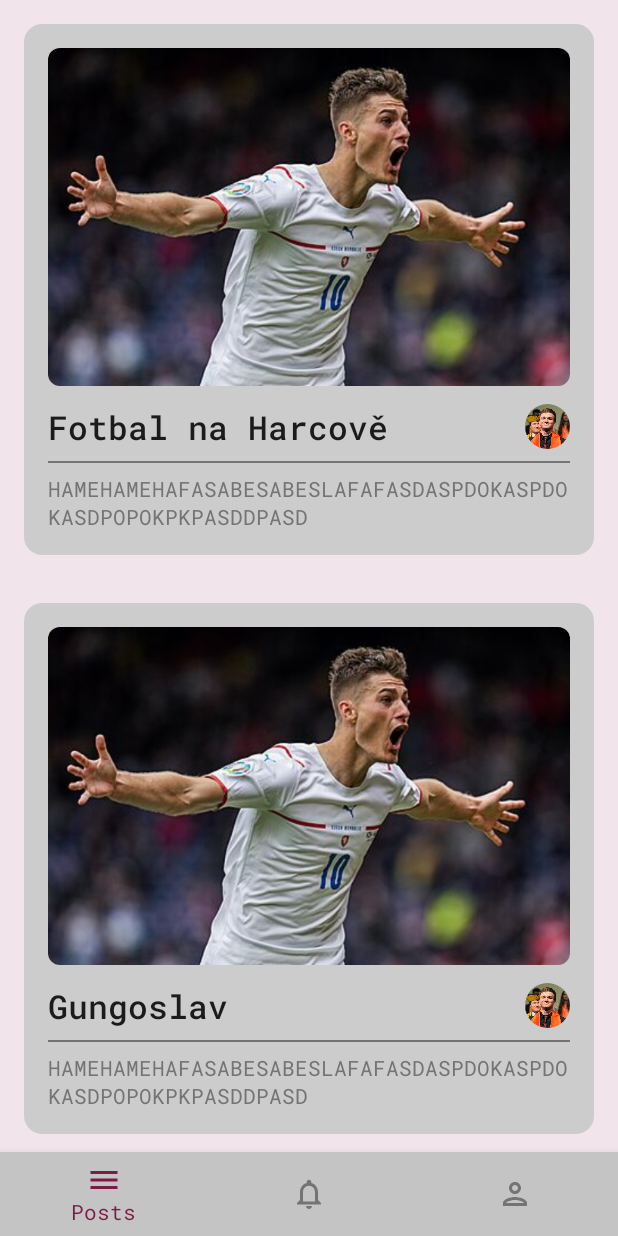
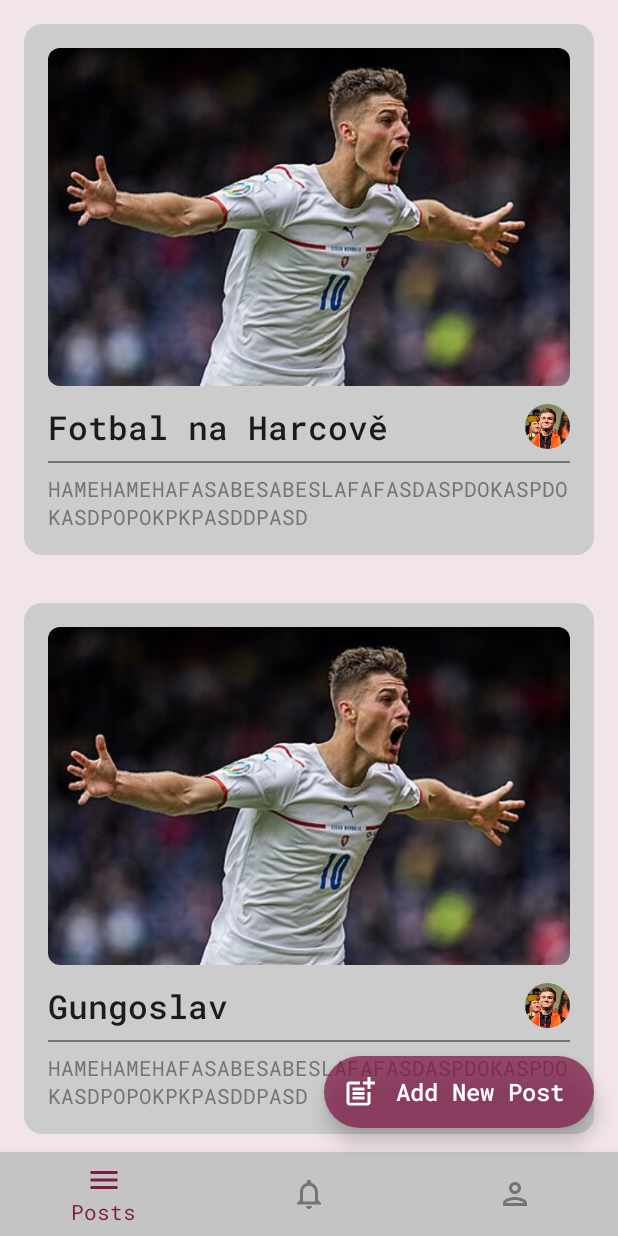
Before and after one commit to HoracekPetr/Kolejka, an Android app built with Jetpack Compose: the screen it shows after launch (MainActivity), after a tap on "Login", on a phone screen of 412 x 824 dp. Run offline under Robolectric (Android 15) with nearby library versions, the light colour scheme and no system bars; our stand-ins replace Dagger/Hilt's generated code.

Commit message:
Added Floating Action Button

```diff
--- a/app/src/main/java/com/example/kolejka/MainActivity.kt
+++ b/app/src/main/java/com/example/kolejka/MainActivity.kt
@@ -6,20 +6,23 @@ import androidx.activity.compose.setContent
 import androidx.compose.foundation.layout.Box
 import androidx.compose.foundation.layout.fillMaxSize
 import androidx.compose.foundation.layout.padding
-import androidx.compose.material.MaterialTheme
-import androidx.compose.material.Scaffold
-import androidx.compose.material.Surface
+import androidx.compose.material.*
 import androidx.compose.material.icons.Icons
+import androidx.compose.material.icons.filled.PostAdd
 import androidx.compose.material.icons.outlined.Menu
 import androidx.compose.material.icons.outlined.Notifications
 import androidx.compose.material.icons.outlined.Person
 import androidx.compose.runtime.getValue
 import androidx.compose.ui.Modifier
+import androidx.compose.ui.res.stringResource
 import androidx.navigation.compose.currentBackStackEntryAsState
 import androidx.navigation.compose.rememberNavController
 import com.example.kolejka.view.theme.KolejkaTheme
+import com.example.kolejka.view.theme.MediumOpaquePurple
+import com.example.kolejka.view.theme.Space8
 import com.example.kolejka.view.ui.components.BottomNavigationBar
 import com.example.kolejka.view.ui.components.bottom_navigation.BottomNavItem
+import com.example.kolejka.view.ui.components.bottom_navigation.FloatingAddPostButton
 import com.example.kolejka.view.util.Navigation
 import com.example.kolejka.view.util.Screen
 import dagger.hilt.android.AndroidEntryPoint
@@ -51,6 +54,9 @@ class MainActivity : ComponentActivity() {
             Screen.NotificationScreen.route,
             Screen.ProfileScreen.route
         )
+        val screensWithAddPostButton = listOf(
+            Screen.PostScreen.route
+        )
 
         setContent {
             KolejkaTheme {
@@ -70,8 +76,15 @@ class MainActivity : ComponentActivity() {
                                 showBottomBar = navBackStackEntry?.destination?.route in screensWithBottomBar
                             )
                         },
+                        floatingActionButton = {
+                            FloatingAddPostButton(
+                                showButton = navBackStackEntry?.destination?.route in screensWithAddPostButton,
+                                buttonText = stringResource(id = R.string.add_new_post),
+                                iconDescription = stringResource(id = R.string.add_new_post)
+                            )
+                        }
                     ) { innerPadding ->
-                        Box(modifier = Modifier.padding(innerPadding)){
+                        Box(modifier = Modifier.padding(innerPadding)) {
                             Navigation(navController)
                         }
                     }
--- /dev/null
+++ b/app/src/main/java/com/example/kolejka/view/ui/components/bottom_navigation/FloatingAddPostButton.kt
@@ -0,0 +1,30 @@
+package com.example.kolejka.view.ui.components.bottom_navigation
+
+import androidx.compose.material.*
+import androidx.compose.material.icons.Icons
+import androidx.compose.material.icons.filled.PostAdd
+import androidx.compose.runtime.Composable
+import androidx.compose.ui.res.stringResource
+import com.example.kolejka.view.theme.MediumOpaquePurple
+import com.example.kolejka.view.theme.Space8
+
+@Composable
+fun FloatingAddPostButton(
+    showButton: Boolean,
+    buttonText: String,
+    iconDescription: String,
+) {
+    if(showButton) {
+        ExtendedFloatingActionButton(
+            text = {
+                Text(text = buttonText, style = MaterialTheme.typography.subtitle2)
+            },
+            onClick = { /*TODO*/ },
+            icon = {
+                Icon(imageVector = Icons.Filled.PostAdd, contentDescription = iconDescription)
+            },
+            backgroundColor = MediumOpaquePurple,
+            elevation = FloatingActionButtonDefaults.elevation(Space8)
+        )
+    }
+}
--- a/app/src/main/res/values/strings.xml
+++ b/app/src/main/res/values/strings.xml
@@ -10,4 +10,5 @@
     <string name="already_have_account">Already have an account?</string>
     <string name="sign_in">Sign in!</string>
     <string name="email">E-Mail</string>
+    <string name="add_new_post">Add New Post</string>
 </resources>
```
